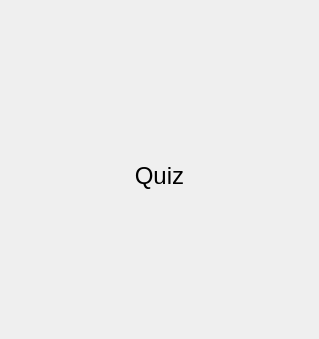
BuildmLearn/BuildmLearn-Toolkit, file src/templates/quiz/quizsimulator.ui: the form before one commit.
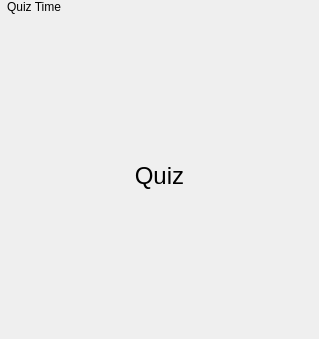
The form after the commit.

Patch:
```diff
--- a/src/templates/quiz/quizsimulator.ui
+++ b/src/templates/quiz/quizsimulator.ui
@@ -21,10 +21,35 @@
     <number>0</number>
    </property>
    <item>
+    <widget class="QWidget" name="widget" native="true">
+     <layout class="QHBoxLayout" name="horizontalLayout">
+      <property name="spacing">
+       <number>0</number>
+      </property>
+      <property name="margin">
+       <number>0</number>
+      </property>
+      <item>
     <widget class="QLabel" name="m_quizBar">
      <property name="text">
       <string/>
      </property>
+       </widget>
+      </item>
+      <item>
+       <widget class="QLabel" name="m_barText">
+        <property name="sizePolicy">
+         <sizepolicy hsizetype="Expanding" vsizetype="Preferred">
+          <horstretch>0</horstretch>
+          <verstretch>0</verstretch>
+         </sizepolicy>
+        </property>
+        <property name="text">
+         <string>Quiz Time</string>
+        </property>
+       </widget>
+      </item>
+     </layout>
     </widget>
    </item>
    <item>
```
Lines whose indentation alone changed are shown as unchanged.
